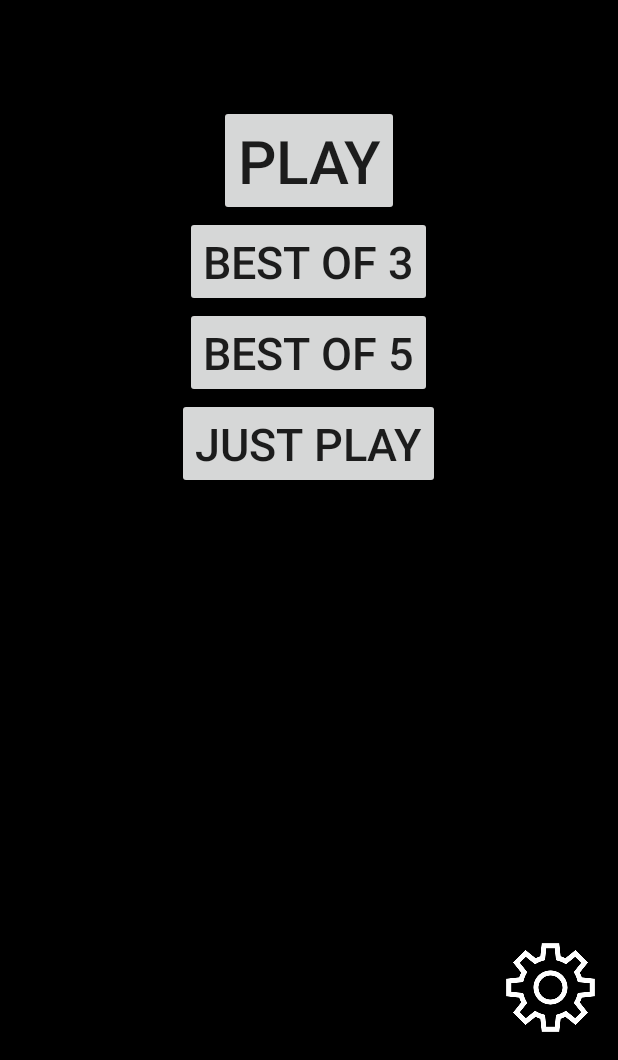
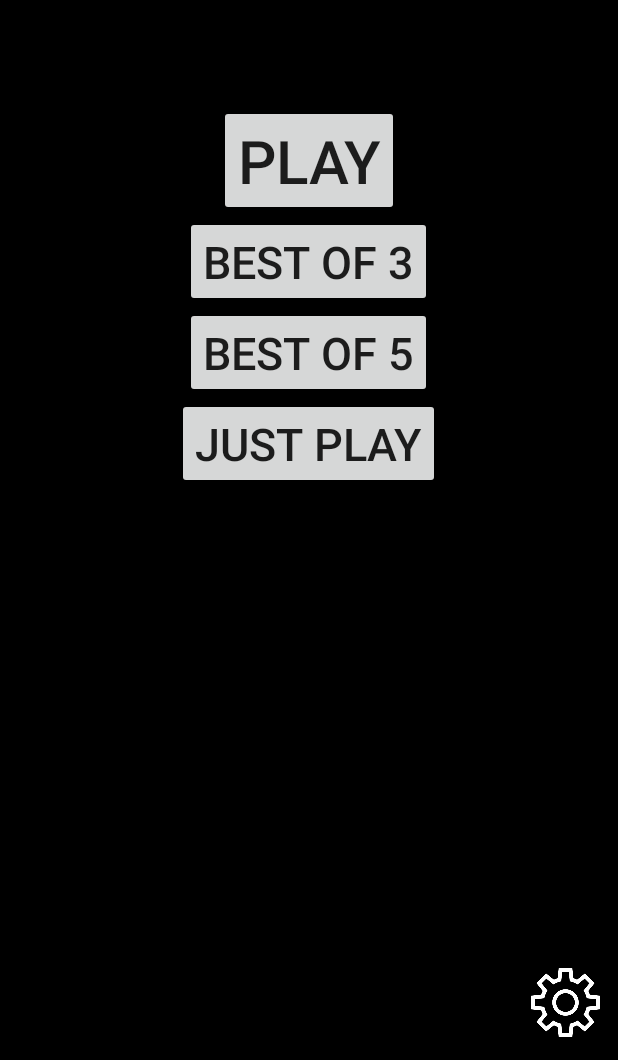
Before and after one commit to Vladeas/TicTacToe, an Android app: the screen it shows after launch (MainActivity), after a tap on "PLAY", on a phone screen of 412 x 824 dp, the part 176-1236 px from its top. Run offline under Robolectric (Android 15) with nearby library versions, the phone set to English and light mode, and no system bars.

Commit message:
update 0.1
bringing it up to the latest versions level

```diff
--- a/app/src/main/java/com/example/tictactoe_v4/BoardGameActivity.java
+++ b/app/src/main/java/com/example/tictactoe_v4/BoardGameActivity.java
@@ -3,6 +3,7 @@ package com.example.tictactoe_v4;
 import androidx.annotation.NonNull;
 import androidx.appcompat.app.AppCompatActivity;
 
+import android.app.ActionBar;
 import android.content.pm.ActivityInfo;
 import android.graphics.Color;
 import android.os.Bundle;
@@ -37,6 +38,11 @@ public class BoardGameActivity extends AppCompatActivity implements View.OnClick
         setContentView(R.layout.activity_board_game);
         this.setRequestedOrientation(ActivityInfo.SCREEN_ORIENTATION_PORTRAIT);
 
+
+        //View decorView = getWindow().getDecorView();
+// Hide the status bar.
+        //int uiOptions = View.SYSTEM_UI_FLAG_FULLSCREEN;
+        //decorView.setSystemUiVisibility(uiOptions);
 
 
         textViewPlayerOne = findViewById(R.id.textViewPlayerOne);
--- a/app/src/main/res/layout/activity_board_game.xml
+++ b/app/src/main/res/layout/activity_board_game.xml
@@ -4,7 +4,8 @@
     xmlns:tools="http://schemas.android.com/tools"
     android:layout_width="match_parent"
     android:layout_height="match_parent"
-    tools:context=".BoardGameActivity">
+    tools:context=".BoardGameActivity"
+    android:theme="@style/Theme.AppCompat.Light.NoActionBar">
 
 
 
--- a/app/src/main/res/layout/activity_main.xml
+++ b/app/src/main/res/layout/activity_main.xml
@@ -65,8 +65,8 @@
 
     <ImageButton
         android:id="@+id/imageButtonSettings"
-        android:layout_width="90dp"
-        android:layout_height="90dp"
+        android:layout_width="70dp"
+        android:layout_height="70dp"
         android:scaleType="centerInside"
         android:layout_alignParentRight="true"
         android:layout_alignParentBottom="true"
--- a/app/src/main/res/values/styles.xml
+++ b/app/src/main/res/values/styles.xml
@@ -4,7 +4,7 @@
     <style name="AppTheme" parent="Theme.AppCompat.Light.DarkActionBar">
         <!-- Customize your theme here. -->
         <item name="colorPrimary">@color/colorPrimary</item>
-        <item name="colorPrimaryDark">@color/colorPrimaryDark</item>
+        <item name="colorPrimaryDark">@color/colorBlack</item>
         <item name="colorAccent">@color/colorAccent</item>
     </style>
 
```
